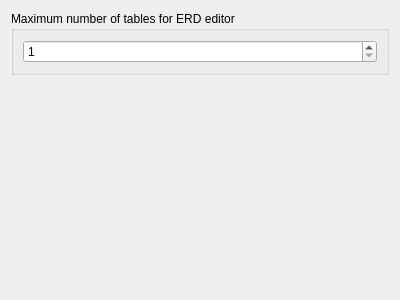
pawelsalawa/sqlitestudio, file Plugins/ErdEditor/erdconfig.ui: the form before one commit.
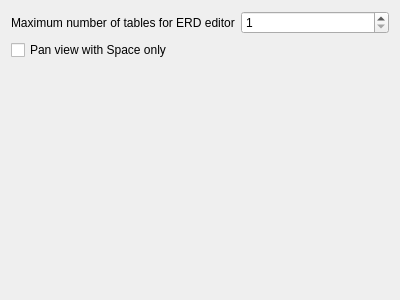
The form after the commit.

Commit message: #2865 View panning enhanced, so it can be (optionally) dragged just by pressing/releasing spacebar.

```diff
--- a/Plugins/ErdEditor/erdconfig.ui
+++ b/Plugins/ErdEditor/erdconfig.ui
@@ -13,33 +13,8 @@
   <property name="windowTitle">
    <string>Form</string>
   </property>
-  <layout class="QVBoxLayout" name="verticalLayout">
-   <item>
-    <widget class="QGroupBox" name="groupBox">
-     <property name="title">
-      <string>Maximum number of tables for ERD editor</string>
-     </property>
-     <layout class="QVBoxLayout" name="verticalLayout_2">
-      <item>
-       <widget class="QSpinBox" name="spinBox">
-        <property name="toolTip">
-         <string>Setting this value too high may cause the application to slow down or become unresponsive when opening the ERD editor.</string>
-        </property>
-        <property name="minimum">
-         <number>1</number>
-        </property>
-        <property name="maximum">
-         <number>99999</number>
-        </property>
-        <property name="cfg" stdset="0">
-         <string>Erd.MaxTableLimit</string>
-        </property>
-       </widget>
-      </item>
-     </layout>
-    </widget>
-   </item>
-   <item>
+  <layout class="QGridLayout" name="gridLayout">
+   <item row="2" column="0" colspan="2">
     <spacer name="verticalSpacer">
      <property name="orientation">
       <enum>Qt::Orientation::Vertical</enum>
@@ -52,6 +27,42 @@
      </property>
     </spacer>
    </item>
+   <item row="0" column="0">
+    <widget class="QLabel" name="maxTablesLabel">
+     <property name="text">
+      <string>Maximum number of tables for ERD editor</string>
+     </property>
+    </widget>
+   </item>
+   <item row="0" column="1">
+    <widget class="QSpinBox" name="maxTablesSpin">
+     <property name="toolTip">
+      <string>Setting this value too high may cause the application to slow down or become unresponsive when opening the ERD editor.</string>
+     </property>
+     <property name="minimum">
+      <number>1</number>
+     </property>
+     <property name="maximum">
+      <number>99999</number>
+     </property>
+     <property name="cfg" stdset="0">
+      <string>Erd.MaxTableLimit</string>
+     </property>
+    </widget>
+   </item>
+   <item row="1" column="0" colspan="2">
+    <widget class="QCheckBox" name="dragBySpaceCheck">
+     <property name="toolTip">
+      <string>Starts panning as soon as the Space key is pressed, without requiring a mouse button press.</string>
+     </property>
+     <property name="text">
+      <string>Pan view with Space only</string>
+     </property>
+     <property name="cfg" stdset="0">
+      <string>Erd.DragBySpace</string>
+     </property>
+    </widget>
+   </item>
   </layout>
  </widget>
  <resources/>
```
The commit also changes 4 other files.
